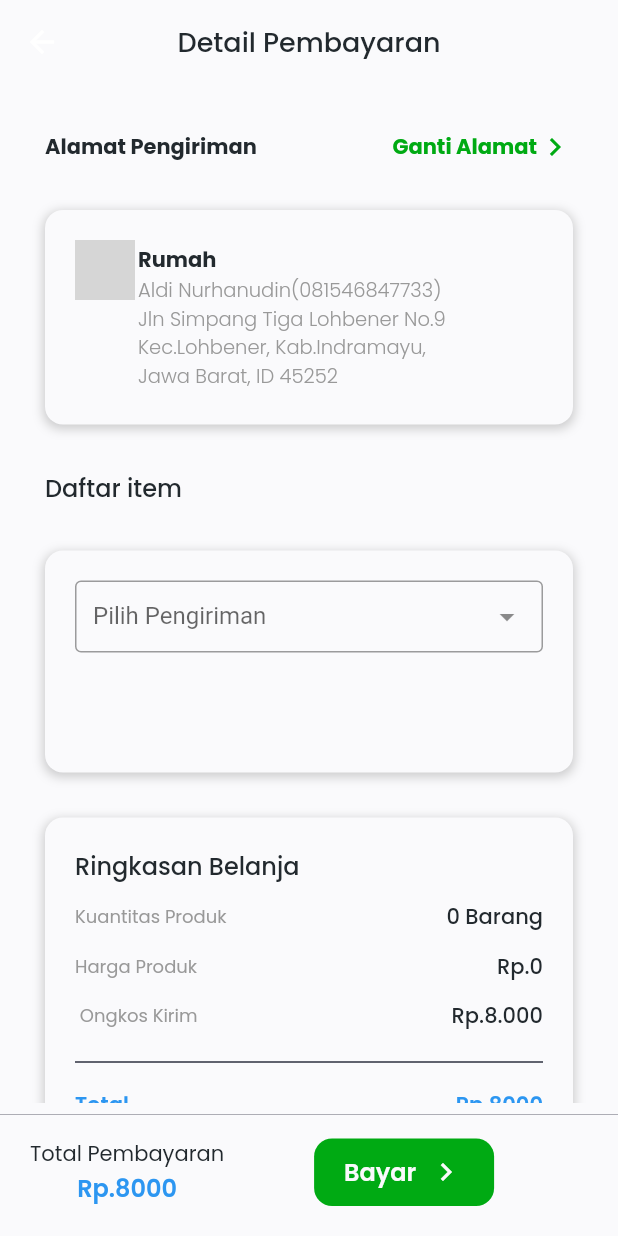
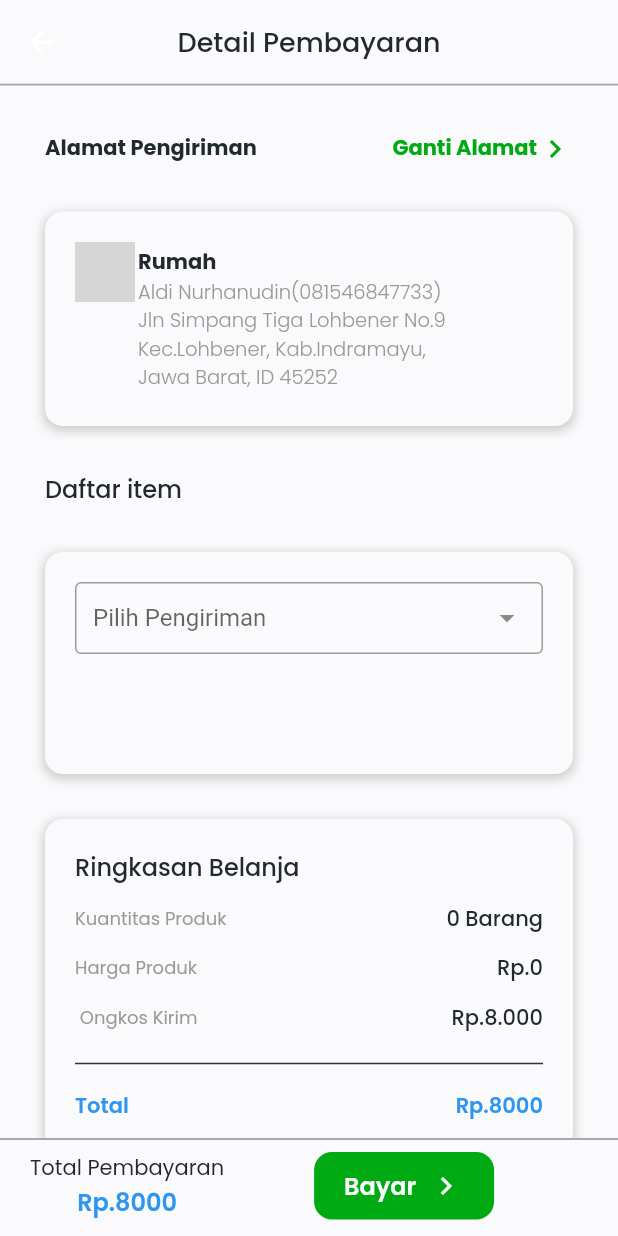
Before and after one commit to aldinurhanudin/Vmart, a Flutter app: the CheckoutPage screen opened by its route, on a phone screen of 412 x 824 dp. Run offline on Flutter 3.47's test engine with Material 2 defaults, Android fonts, the phone set to English and light mode, and no system bars; drawn by our look-alikes of dropdown_search; our stand-ins replace cached_network_image, carousel_slider, cloud_firestore, dio, firebase_core, flutter_bloc and 9 more; missing offline and left inert: dart:ffi; accounts and stored records are empty; network calls fail; grey boxes are pictures that could not be loaded.

Commit message:
menambahkan divider di checkoutpage

```diff
--- a/lib/ui/pages/home/checkout_page/checkout_page.dart
+++ b/lib/ui/pages/home/checkout_page/checkout_page.dart
@@ -61,6 +61,18 @@ class _CheckoutPageState extends State<CheckoutPage> {
   Widget build(BuildContext context) {
     CartProvider cartProvider = Provider.of<CartProvider>(context);
     header() {
+      // return AppBar(
+      //   backgroundColor: backgroundColor1,
+      //   elevation: 0,
+      //   centerTitle: true,
+      //   title: Text(
+      //     'Detail Pembayaran',
+      //     style: primaryTextStyle.copyWith(
+      //       fontSize: 18,
+      //       fontWeight: medium,
+      //     ),
+      //   ),
+      // );
       return AppBar(
         backgroundColor: backgroundColor1,
         elevation: 0,
@@ -70,6 +82,14 @@ class _CheckoutPageState extends State<CheckoutPage> {
           style: primaryTextStyle.copyWith(
             fontSize: 18,
             fontWeight: medium,
+          ),
+        ),
+        bottom: PreferredSize(
+          preferredSize: Size.fromHeight(1.0),
+          child: Divider(
+            color: greyColor,
+            height: 1.0,
+            thickness: 1.2,
           ),
         ),
       );
@@ -451,12 +471,13 @@ class _CheckoutPageState extends State<CheckoutPage> {
 
     Widget checkoutButton() {
       return Container(
-        height: 89,
+        height: 65,
         child: Column(
           children: [
             Divider(
-              thickness: 0.3,
-              color: subtitleColor,
+              thickness: 1.3,
+              color: greyColor,
+              height: 1.0,
             ),
             SizedBox(
               height: 8,
```
